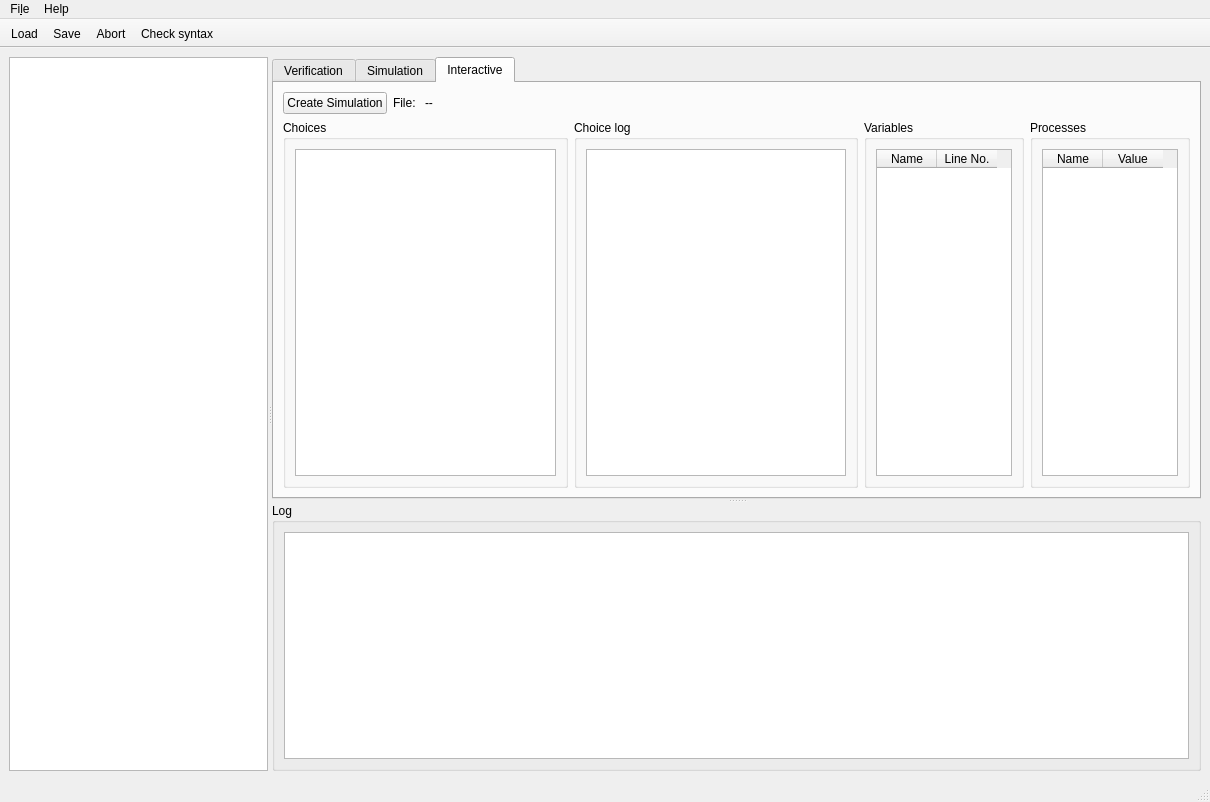
flamingoen/qspin, file mainwindow.ui: the form before one commit.
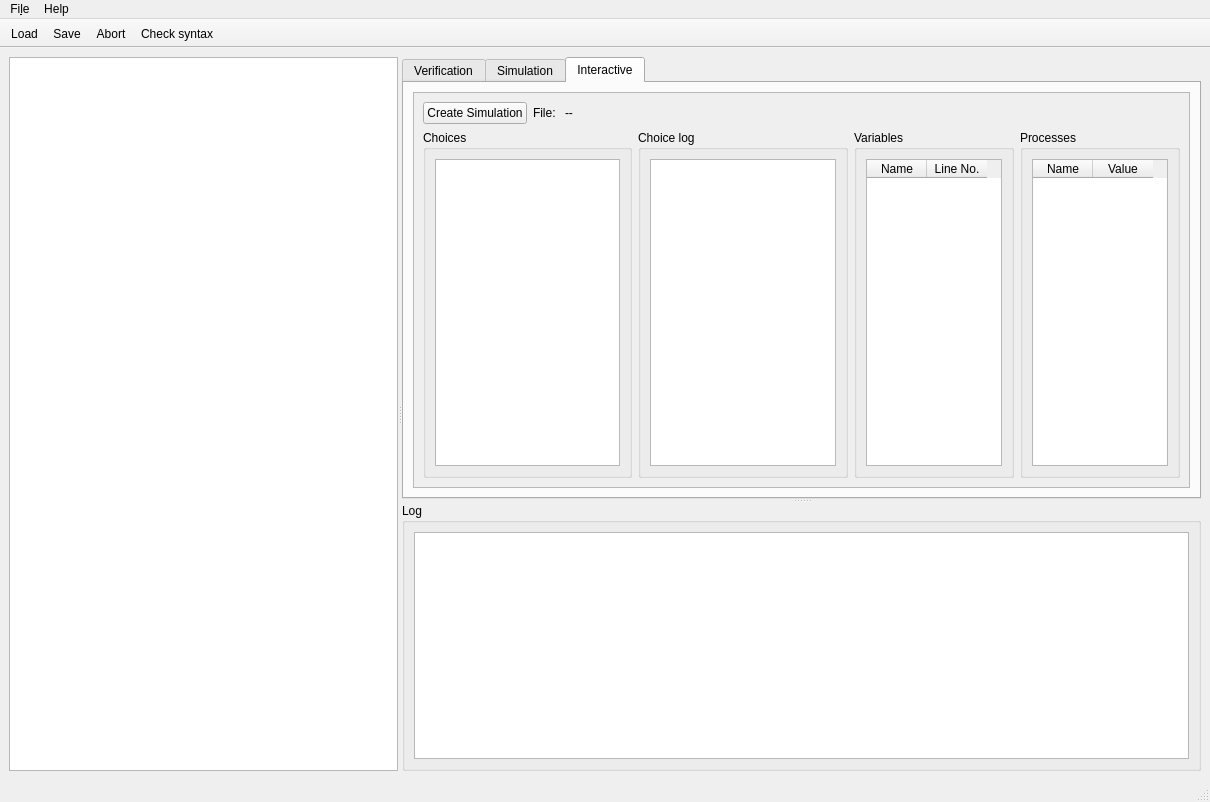
The form after the commit. The open tabs and pages were chosen to show the change. Icons and pictures are not drawn. Custom widgets are drawn as their Qt base class.

Commit message: Added scrolling areas for tabs

Patch:
```diff
--- a/mainwindow.ui
+++ b/mainwindow.ui
@@ -81,7 +81,7 @@
          <enum>Qt::LeftToRight</enum>
         </property>
         <property name="currentIndex">
-         <number>0</number>
+         <number>2</number>
         </property>
         <widget class="QWidget" name="validationTab">
          <attribute name="title">
@@ -797,6 +797,21 @@
          </attribute>
          <layout class="QVBoxLayout" name="verticalLayout">
           <item>
+           <widget class="QScrollArea" name="scrollArea_2">
+            <property name="widgetResizable">
+             <bool>true</bool>
+            </property>
+            <widget class="QWidget" name="scrollAreaWidgetContents_4">
+             <property name="geometry">
+              <rect>
+               <x>0</x>
+               <y>0</y>
+               <width>900</width>
+               <height>447</height>
+              </rect>
+             </property>
+             <layout class="QVBoxLayout" name="verticalLayout_3">
+              <item>
            <layout class="QHBoxLayout" name="horizontalLayout_4">
             <item>
              <widget class="QPushButton" name="buttonRandomSim">
@@ -1148,12 +1163,87 @@
           </item>
          </layout>
         </widget>
+           </widget>
+          </item>
+         </layout>
+        </widget>
         <widget class="QWidget" name="interactiveTab">
          <attribute name="title">
           <string>Interactive</string>
          </attribute>
          <layout class="QGridLayout" name="gridLayout_4">
-          <item row="2" column="0">
+          <item row="0" column="0">
+           <widget class="QScrollArea" name="scrollArea_3">
+            <property name="widgetResizable">
+             <bool>true</bool>
+            </property>
+            <widget class="QWidget" name="scrollAreaWidgetContents_5">
+             <property name="geometry">
+              <rect>
+               <x>0</x>
+               <y>0</y>
+               <width>900</width>
+               <height>447</height>
+              </rect>
+             </property>
+             <layout class="QVBoxLayout" name="verticalLayout_7">
+              <item>
+               <layout class="QHBoxLayout" name="horizontalLayout_6">
+                <item>
+                 <widget class="QPushButton" name="buttonInteractiveSim">
+                  <property name="sizePolicy">
+                   <sizepolicy hsizetype="Fixed" vsizetype="Fixed">
+                    <horstretch>0</horstretch>
+                    <verstretch>0</verstretch>
+                   </sizepolicy>
+                  </property>
+                  <property name="text">
+                   <string>Create Simulation</string>
+                  </property>
+                 </widget>
+                </item>
+                <item>
+                 <widget class="QLabel" name="label_2">
+                  <property name="sizePolicy">
+                   <sizepolicy hsizetype="Fixed" vsizetype="Preferred">
+                    <horstretch>0</horstretch>
+                    <verstretch>0</verstretch>
+                   </sizepolicy>
+                  </property>
+                  <property name="text">
+                   <string>File: </string>
+                  </property>
+                 </widget>
+                </item>
+                <item>
+                 <widget class="QLabel" name="labelSimFile_I">
+                  <property name="sizePolicy">
+                   <sizepolicy hsizetype="Fixed" vsizetype="Preferred">
+                    <horstretch>0</horstretch>
+                    <verstretch>0</verstretch>
+                   </sizepolicy>
+                  </property>
+                  <property name="text">
+                   <string>--</string>
+                  </property>
+                 </widget>
+                </item>
+                <item>
+                 <spacer name="horizontalSpacer_5">
+                  <property name="orientation">
+                   <enum>Qt::Horizontal</enum>
+                  </property>
+                  <property name="sizeHint" stdset="0">
+                   <size>
+                    <width>40</width>
+                    <height>20</height>
+                   </size>
+                  </property>
+                 </spacer>
+                </item>
+               </layout>
+              </item>
+              <item>
            <layout class="QHBoxLayout" name="horizontalLayout_3">
             <item>
              <widget class="QGroupBox" name="groupBox_7">
@@ -1263,61 +1353,9 @@
             </item>
            </layout>
           </item>
-          <item row="1" column="0">
-           <layout class="QHBoxLayout" name="horizontalLayout_6">
-            <item>
-             <widget class="QPushButton" name="buttonInteractiveSim">
-              <property name="sizePolicy">
-               <sizepolicy hsizetype="Fixed" vsizetype="Fixed">
-                <horstretch>0</horstretch>
-                <verstretch>0</verstretch>
-               </sizepolicy>
-              </property>
-              <property name="text">
-               <string>Create Simulation</string>
-              </property>
-             </widget>
-            </item>
-            <item>
-             <widget class="QLabel" name="label_2">
-              <property name="sizePolicy">
-               <sizepolicy hsizetype="Fixed" vsizetype="Preferred">
-                <horstretch>0</horstretch>
-                <verstretch>0</verstretch>
-               </sizepolicy>
-              </property>
-              <property name="text">
-               <string>File: </string>
-              </property>
-             </widget>
-            </item>
-            <item>
-             <widget class="QLabel" name="labelSimFile_I">
-              <property name="sizePolicy">
-               <sizepolicy hsizetype="Fixed" vsizetype="Preferred">
-                <horstretch>0</horstretch>
-                <verstretch>0</verstretch>
-               </sizepolicy>
-              </property>
-              <property name="text">
-               <string>--</string>
-              </property>
-             </widget>
-            </item>
-            <item>
-             <spacer name="horizontalSpacer_5">
-              <property name="orientation">
-               <enum>Qt::Horizontal</enum>
-              </property>
-              <property name="sizeHint" stdset="0">
-               <size>
-                <width>40</width>
-                <height>20</height>
-               </size>
-              </property>
-             </spacer>
-            </item>
-           </layout>
+             </layout>
+            </widget>
+           </widget>
           </item>
          </layout>
         </widget>
```
Lines whose indentation alone changed are shown as unchanged.
